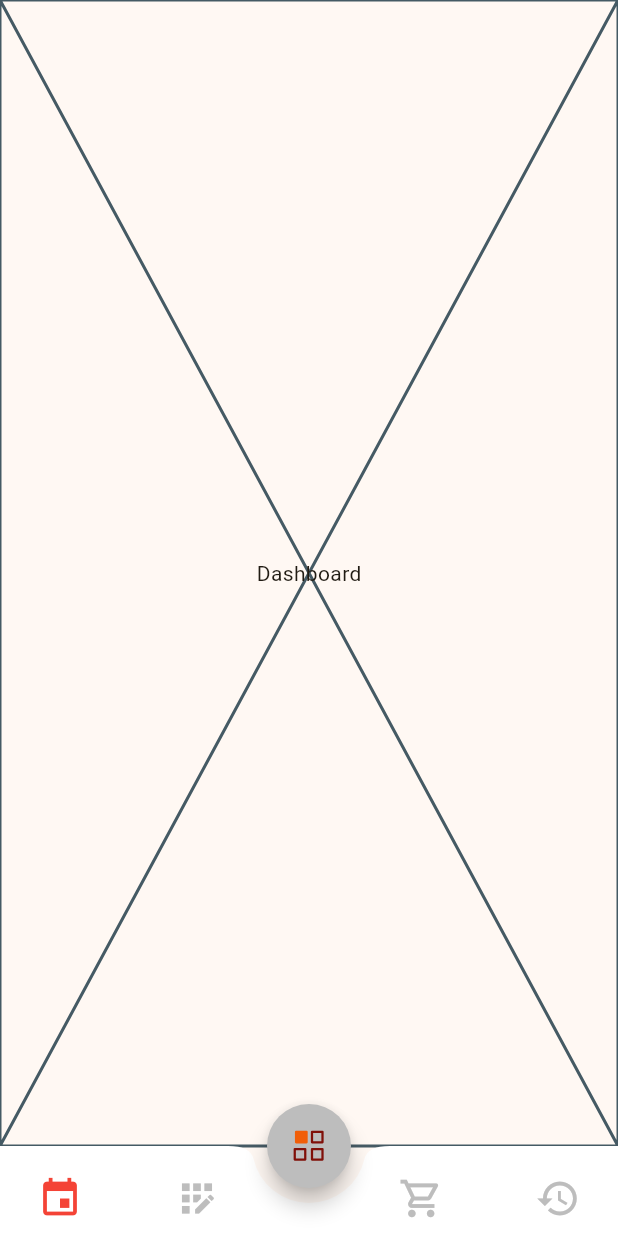
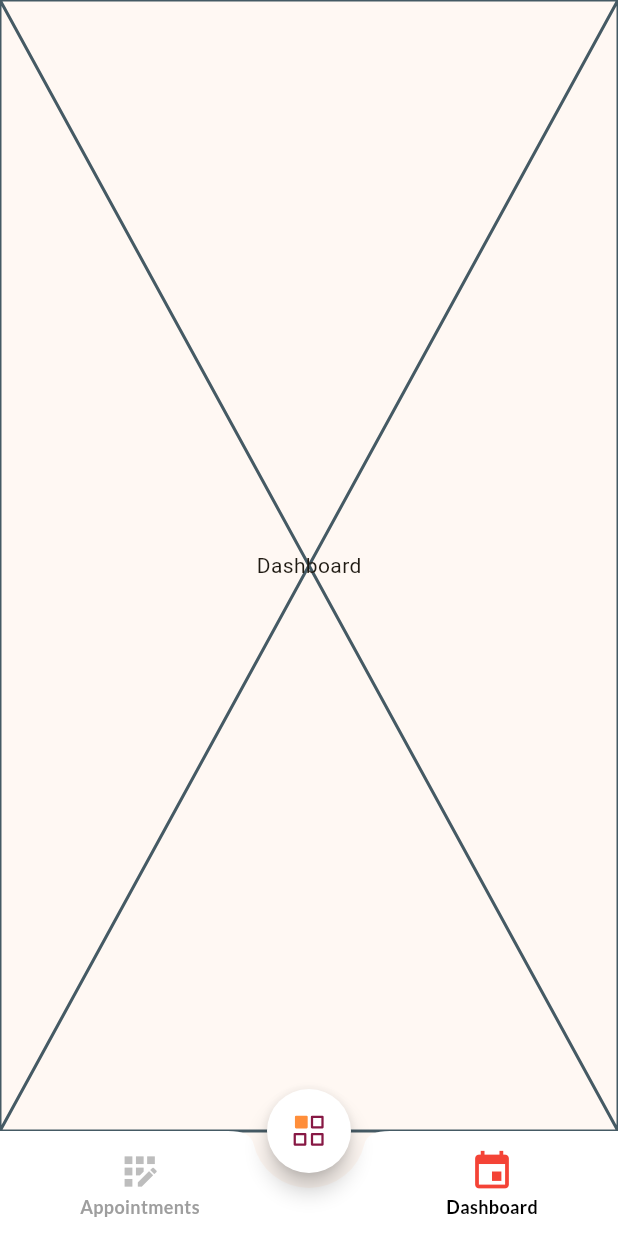
Before and after one commit to medicall-labs/Medicall_CRM-Exhibitor, a Flutter app: the BottomNavBar screen opened directly, after a tap on the "event" icon, on a phone screen of 412 x 824 dp. Run offline on Flutter 3.47's test engine with Material 3 defaults, Android fonts, the phone set to English and light mode, and no system bars; our stand-ins replace font_awesome_flutter, get, get_storage, google_fonts, image_picker, in_app_review and 3 more; missing offline and left inert: d_chart, in_app_update, syncfusion_flutter_pdfviewer; accounts and stored records are empty.

Commit message:
appointments and bottom menu fixed

```diff
--- a/lib/Constants/styles.dart
+++ b/lib/Constants/styles.dart
@@ -17,6 +17,8 @@ class AppTextStyles {
 
   static final TextStyle label2 =
       GoogleFonts.lato(fontSize: 12,fontWeight: FontWeight.bold, color: AppColor.black);
+  static final TextStyle menu =
+  GoogleFonts.lato(fontSize: 12,fontWeight: FontWeight.bold, color: AppColor.grey);
   static final TextStyle label3 =
       GoogleFonts.lato(fontSize: 18, color: Colors.black);
   static final TextStyle label4 =
--- a/lib/Exhibitor/Controllers/appointment_provider.dart
+++ b/lib/Exhibitor/Controllers/appointment_provider.dart
@@ -47,7 +47,7 @@ class AppointmentProvider extends ChangeNotifier {
       var result = jsonDecode(statusResponse.body);
       if (result["status"] == 'success') {
         Get.offAll(() => BottomNavBar(
-              currentPage: 1,
+              currentPage: 0,
             ));
         return result;
       }
@@ -69,7 +69,7 @@ class AppointmentProvider extends ChangeNotifier {
       var result = jsonDecode(statusResponse.body);
       if (result["status"] == 'success') {
         Get.offAll(() => BottomNavBar(
-              currentPage: 1,
+              currentPage: 0,
             ));
         return result;
       }
--- a/lib/Exhibitor/Screens/bottom_nav_bar.dart
+++ b/lib/Exhibitor/Screens/bottom_nav_bar.dart
@@ -2,6 +2,7 @@ import 'package:flutter/material.dart';
 import 'package:get_storage/get_storage.dart';
 import 'package:lottie/lottie.dart';
 import 'package:medicall_exhibitor/Constants/app_color.dart';
+import 'package:medicall_exhibitor/Constants/styles.dart';
 import 'package:medicall_exhibitor/Exhibitor/Screens/Event%20Overview/event_overview.dart';
 
 import 'Appointments/my_appointments.dart';
@@ -9,7 +10,6 @@ import 'My_History/history.dart';
 import 'Products/all_product.dart';
 
 class BottomNavBar extends StatefulWidget {
-
   int? currentPage;
   BottomNavBar({super.key, this.currentPage});
 
@@ -18,42 +18,33 @@ class BottomNavBar extends StatefulWidget {
 }
 
 class _BottomNavBarState extends State<BottomNavBar> {
-
   late int currentIndex;
   List screens = [
+    Appointment(),
+    EventOverview(),
     Placeholder(
       child: Center(child: Text('Dashboard')),
     ),
-    Appointment(),
-    EventOverview(),
-    Products(),
-    MyHistory(),
   ];
 
   @override
   void initState() {
     super.initState();
-    currentIndex = widget.currentPage ?? 2;
+    currentIndex = widget.currentPage ?? 1;
   }
+
   @override
   Widget build(BuildContext context) {
     return Scaffold(
       floatingActionButton: FloatingActionButton(
         onPressed: () {
           setState(() {
-            currentIndex = 2;
+            currentIndex = 1;
           });
         },
         shape: const CircleBorder(),
-        backgroundColor:
-            currentIndex == 2 ? AppColor.primary : Colors.grey.shade400,
-        child: ColorFiltered(
-          colorFilter: ColorFilter.mode(
-            AppColor.secondary,
-            BlendMode.modulate,
-          ),
+        backgroundColor: currentIndex == 1 ? AppColor.primary : AppColor.white,
         child: Lottie.asset('assets/lottie/dashboard.json'),
-        ),
         // const Icon(
         //   Icons.grid_view_outlined,
         //   color: Colors.white,
@@ -63,69 +54,65 @@ class _BottomNavBarState extends State<BottomNavBar> {
       floatingActionButtonLocation: FloatingActionButtonLocation.centerDocked,
       bottomNavigationBar: BottomAppBar(
         elevation: 1,
-        height: 60,
+        height: 70,
         color: Colors.white,
         shape: const CircularNotchedRectangle(),
         notchMargin: 10,
         clipBehavior: Clip.antiAliasWithSaveLayer,
         child: Row(
           mainAxisSize: MainAxisSize.max,
-          mainAxisAlignment: MainAxisAlignment.spaceBetween,
+          mainAxisAlignment: MainAxisAlignment.spaceAround,
           children: [
-            IconButton(
-              onPressed: () {
+            Column(
+              children: [
+                GestureDetector(
+                  onTap: () {
                     setState(() {
                       currentIndex = 0;
                     });
                   },
-              icon: Icon(
-                Icons.event,
+                  child: Icon(
+                    Icons.app_registration_outlined,
                     size: 30,
-                color:
-                    currentIndex == 0 ? AppColor.primary : Colors.grey.shade400,
+                    color: currentIndex == 0
+                        ? AppColor.primary
+                        : Colors.grey.shade400,
                   ),
                 ),
-            IconButton(
-              onPressed: () {
-                setState(() {
-                  currentIndex = 1;
-                });
-              },
-              icon: Icon(
-                Icons.app_registration_outlined,
-                size: 30,
-                color:
-                    currentIndex == 1 ? AppColor.primary : Colors.grey.shade400,
-              ),
+                Text(
+                  'Appointments',
+                  style: currentIndex == 0
+                      ? AppTextStyles.label2
+                      : AppTextStyles.menu,
+                )
+              ],
             ),
             const SizedBox(
               width: 15,
             ),
-            IconButton(
-              onPressed: () {
+            Column(
+              children: [
+                GestureDetector(
+                  onTap: () {
                     setState(() {
-                  currentIndex = 3;
+                      currentIndex = 2;
                     });
                   },
-              icon: Icon(
-                Icons.shopping_cart_outlined,
+                  child: Icon(
+                    Icons.event,
                     size: 30,
-                color:
-                    currentIndex == 3 ? AppColor.primary : Colors.grey.shade400,
+                    color: currentIndex == 2
+                        ? AppColor.primary
+                        : Colors.grey.shade400,
                   ),
                 ),
-            IconButton(
-              onPressed: () {
-                setState(() {
-                  currentIndex = 4;
-                });
-              },
-              icon: Icon(
-                Icons.history,
-                size: 30,
-                color:
-                    currentIndex == 4 ? AppColor.primary : Colors.grey.shade400,
-              ),
+                Text(
+                  'Dashboard',
+                  style: currentIndex == 2
+                      ? AppTextStyles.label2
+                      : AppTextStyles.menu,
+                )
+              ],
             ),
           ],
         ),
--- a/lib/Utils/Widgets/select_time.dart
+++ b/lib/Utils/Widgets/select_time.dart
@@ -18,7 +18,7 @@ class NumberPage extends StatefulWidget {
 }
 
 class _NumberPageState extends State<NumberPage> {
-  var hour = 9; // Initial value set to 9 (9 AM)
+  var hour = 10;
   var minute = 0;
   String? selectedDate;
 
@@ -65,7 +65,7 @@ class _NumberPageState extends State<NumberPage> {
                   mainAxisAlignment: MainAxisAlignment.spaceEvenly,
                   children: [
                     NumberPicker(
-                      minValue: 9,
+                      minValue: 10,
                       maxValue: 18,
                       value: hour,
                       zeroPad: true,
```
Lines whose indentation alone changed are shown as unchanged.
